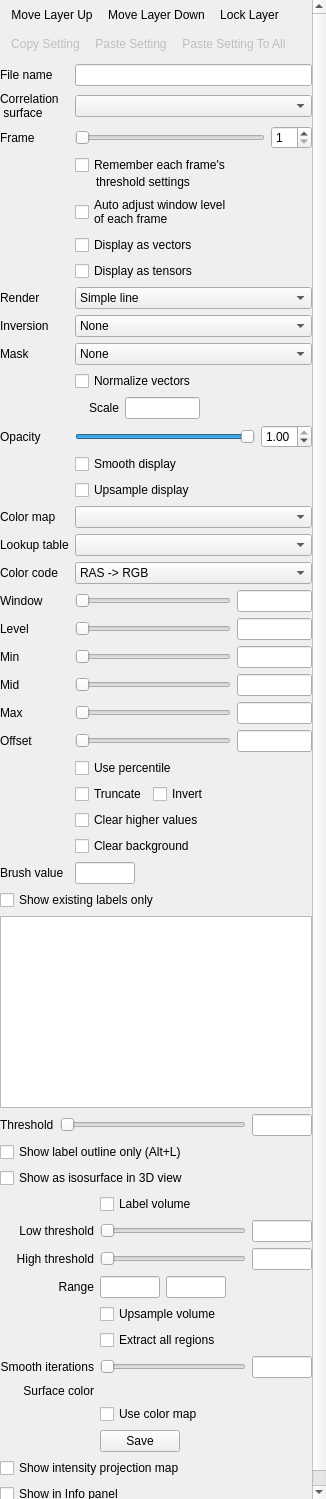
The window that freeview/PanelVolume.ui (freesurfer/freesurfer) describes before a commit, drawn with Qt 5.
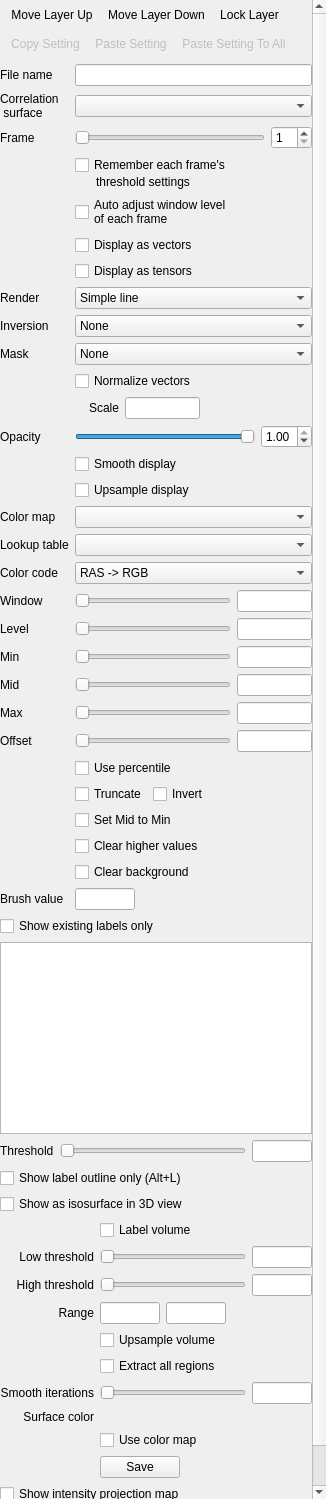
The same window after the commit. Icons and pictures are not drawn. Custom widgets are drawn as their Qt base class.

Commit message: save transformation correctly on volume loaded with reg file. Reserve subject name in the previous loaded lta file. Command-line parsing fix on reg file. Added auto mid option for heat map adjustment. Added button on toolbar to toggle all surfaces.

Diff of the .ui file:
```diff
--- a/freeview/PanelVolume.ui
+++ b/freeview/PanelVolume.ui
@@ -28,7 +28,7 @@
      <x>0</x>
      <y>0</y>
      <width>311</width>
-     <height>1675</height>
+     <height>1702</height>
     </rect>
    </property>
    <layout class="QVBoxLayout" name="verticalLayout">
@@ -561,7 +561,7 @@
           </property>
          </spacer>
         </item>
-        <item row="3" column="0" colspan="2">
+        <item row="4" column="0" colspan="2">
          <widget class="QCheckBox" name="checkBoxClearBackground">
           <property name="text">
            <string>Clear background</string>
@@ -575,7 +575,7 @@
           </property>
          </widget>
         </item>
-        <item row="2" column="0" colspan="2">
+        <item row="3" column="0" colspan="2">
          <widget class="QCheckBox" name="checkBoxClearHigher">
           <property name="text">
            <string>Clear higher values</string>
@@ -589,6 +589,13 @@
           </property>
          </widget>
         </item>
+        <item row="2" column="0" colspan="2">
+         <widget class="QCheckBox" name="checkBoxSetMidToMin">
+          <property name="text">
+           <string>Set Mid to Min</string>
+          </property>
+         </widget>
+        </item>
        </layout>
       </item>
       <item row="25" column="0">
```
Left out of the diff: 104 changed lines with no effect on the pictures. The commit also changes 13 other files.
